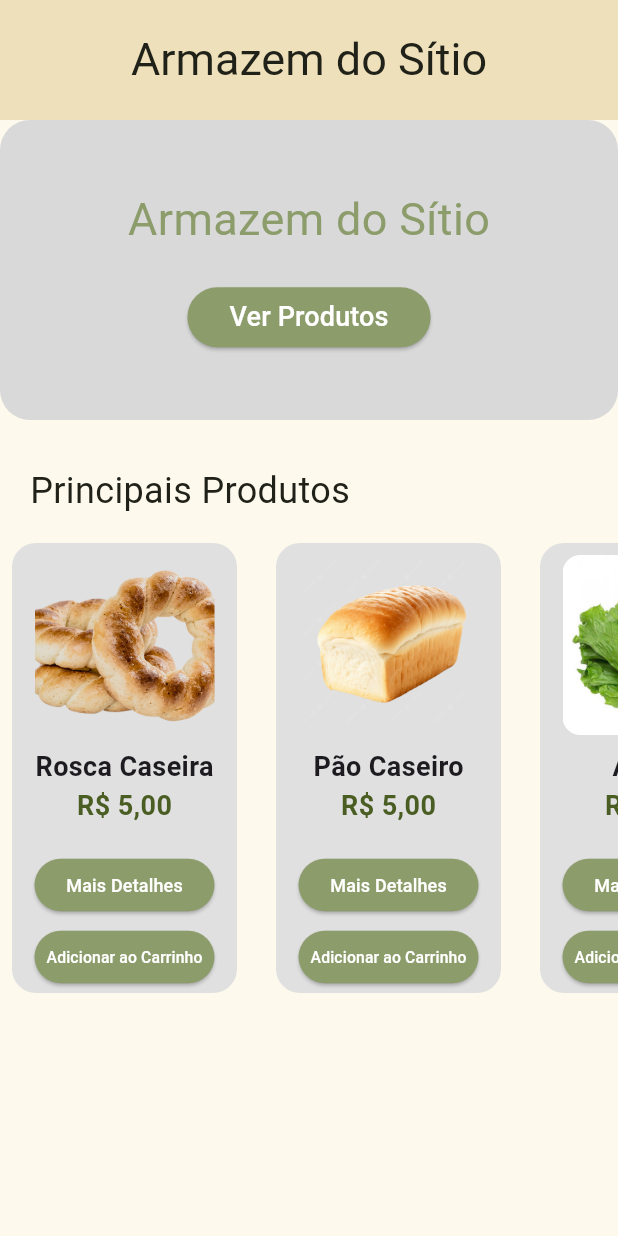
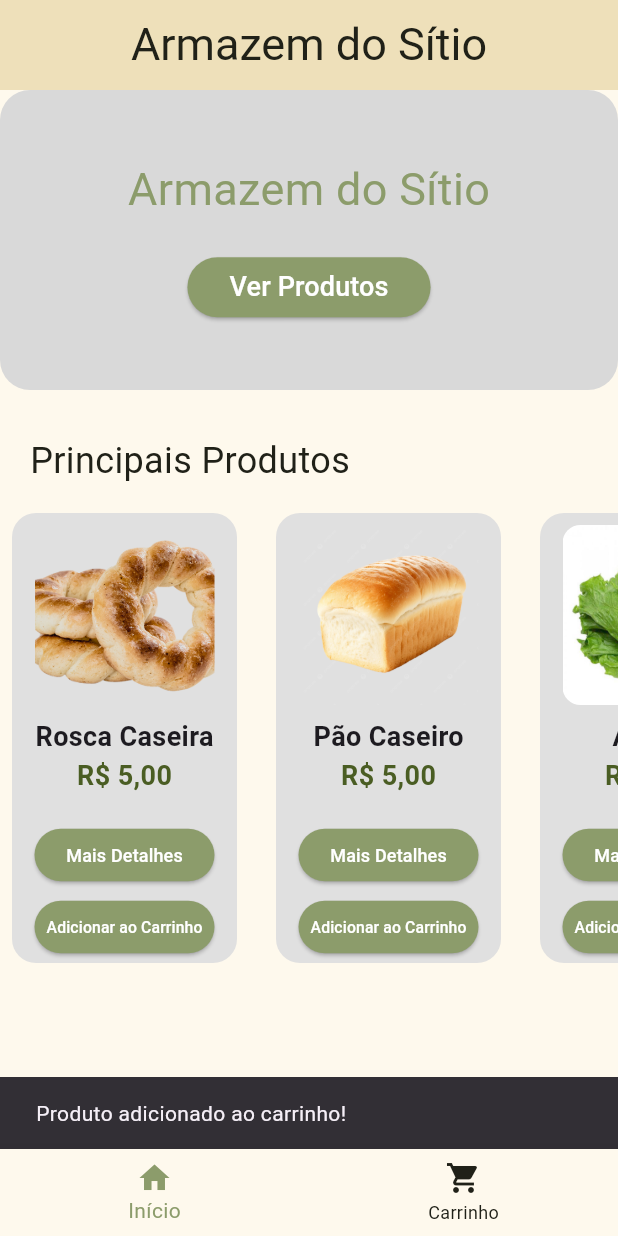
Before and after one commit to Julio-Cesar70/app_armazem, a Flutter app: the screen it shows after launch, after a tap on "Adicionar ao Carrinho", on a phone screen of 412 x 824 dp. Run offline on Flutter 3.47's test engine with Material 3 defaults, Android fonts, the phone set to English and light mode, and no system bars; Roboto replaces fonts that are missing (Arial).

Commit message:
criei a pasta cart_page

```diff
--- a/lib/main.dart
+++ b/lib/main.dart
@@ -1,8 +1,17 @@
 import 'package:flutter/material.dart';
-import 'pages/home_page/home.dart'; // importe sua nova página
+import 'package:provider/provider.dart';
+import 'providers/cart_provider.dart';
+import 'pages/home_page/home.dart';
 
 void main() {
-  runApp(const MyApp());
+  runApp(
+    MultiProvider(
+      providers: [
+        ChangeNotifierProvider(create: (_) => CartProvider()),
+      ],
+      child: const MyApp(),
+    ),
+  );
 }
 
 class MyApp extends StatelessWidget {
@@ -10,7 +19,7 @@ class MyApp extends StatelessWidget {
 
   @override
   Widget build(BuildContext context) {
-    return const MaterialApp(
+    return MaterialApp(
       debugShowCheckedModeBanner: false,
       home: HomePage(),
     );
--- /dev/null
+++ b/lib/models/product.dart
@@ -0,0 +1,11 @@
+class Product {
+  final String imagePath;
+  final String productName;
+  final String productPrice;
+
+  Product({
+    required this.imagePath,
+    required this.productName,
+    required this.productPrice,
+  });
+}
--- /dev/null
+++ b/lib/pages/cart_page/cart.dart
@@ -0,0 +1,31 @@
+import 'package:flutter/material.dart';
+import 'package:provider/provider.dart';
+import '../../providers/cart_provider.dart';
+
+class CartPage extends StatelessWidget {
+  const CartPage({super.key});
+
+  @override
+  Widget build(BuildContext context) {
+    final cartItems = context.watch<CartProvider>().products;
+
+    return Scaffold(
+      backgroundColor: Color(0xFFFEF9ED),
+      appBar: AppBar(
+        title: const Text('Carrinho de Compras'),
+        backgroundColor: const Color(0xFFFEF9ED),
+      ),
+      body: ListView.builder(
+        itemCount: cartItems.length,
+        itemBuilder: (context, index) {
+          final product = cartItems[index];
+          return ListTile(
+            leading: Image.asset(product.imagePath, width: 50),
+            title: Text(product.productName),
+            subtitle: Text(product.productPrice),
+          );
+        },
+      ),
+    );
+  }
+}
--- a/lib/pages/home_page/app_bar.dart
+++ b/lib/pages/home_page/app_bar.dart
@@ -4,7 +4,7 @@ AppBar buildCustomAppBar() {
   return AppBar(
     backgroundColor: const Color(0xFFEEE0BA),
     iconTheme: const IconThemeData(color: Color(0xFF202118)),
-    toolbarHeight: 80, // Aumenta a altura da AppBar
+    toolbarHeight: 60, // Aumenta a altura da AppBar
     elevation: 0,
     centerTitle: true,
     title: Text(
--- a/lib/pages/home_page/home.dart
+++ b/lib/pages/home_page/home.dart
@@ -1,46 +1,52 @@
-import 'package:app_armazem/pages/home_page/app_bar.dart';
-import 'package:app_armazem/pages/home_page/header_container.dart';
-import 'package:app_armazem/pages/home_page/product_item.dart';
 import 'package:flutter/material.dart';
+import 'package:provider/provider.dart';
+import '../../providers/cart_provider.dart';
+import '../../models/product.dart';
+import 'app_bar.dart';
+import 'header_container.dart';
+import 'product_item.dart';
+import '../cart_page/cart.dart';
 
-
-void main() {
-  runApp(const HomePage());
-}
-
-class HomePage extends StatelessWidget {
+class HomePage extends StatefulWidget {
   const HomePage({super.key});
 
   @override
+  _HomePageState createState() => _HomePageState();
+}
+
+class _HomePageState extends State<HomePage> {
+  int _paginaAtual = 0;
+
+  void _mudarPagina(int index) {
+    setState(() {
+      _paginaAtual = index;
+    });
+  }
+
+  @override
   Widget build(BuildContext context) {
-    return MaterialApp(
-      debugShowCheckedModeBanner: false,
-      home: Scaffold(
-        // appBar
+    return Scaffold(
       appBar: buildCustomAppBar(),
-        backgroundColor: Color(0xFFFEF9ED),
-        body: SingleChildScrollView(
+      backgroundColor: const Color(0xFFFEF9ED),
+      body: IndexedStack(
+        index: _paginaAtual,
+        children: [
+          // Página Inicial
+          SingleChildScrollView(
             child: Column(
               children: [
-              // Container que fica no topo do aplicativo
                 HeaderContainer(),
-
                 const SizedBox(height: 30),
-
-              // Container unicamente para o texto "Produtos"
                 Container(
-                width: double.infinity, // Ocupa toda largura
+                  width: double.infinity,
                   padding: const EdgeInsets.symmetric(horizontal: 20),
                   child: const Text(
                     'Principais Produtos',
                     style: TextStyle(fontSize: 24, color: Color(0xFF202118)),
-                  textAlign: TextAlign.start, // Alinha à esquerda
+                    textAlign: TextAlign.start,
                   ),
                 ),
-
                 const SizedBox(height: 10),
-
-              // Containers menores que se refere aos produtos
                 SingleChildScrollView(
                   scrollDirection: Axis.horizontal,
                   child: Row(
@@ -50,27 +56,59 @@ class HomePage extends StatelessWidget {
                         productName: 'Rosca Caseira',
                         productPrice: 'R\$ 5,00',
                         onPressed1: () => print('Mais Detalhes 1'),
-                      onPressed2: () => print('Pedir do WhatsApp 1'),
+                        onPressed2: () {
+                          final product = Product(
+                            imagePath: 'assets/images/imagem_RoscaCaseira.png',
+                            productName: 'Rosca Caseira',
+                            productPrice: 'R\$ 5,00',
+                          );
+                          Provider.of<CartProvider>(context, listen: false).addProduct(product);
+                          ScaffoldMessenger.of(context).showSnackBar(
+                            const SnackBar(
+                              content: Text('Produto adicionado ao carrinho!'),
                             ),
-
+                          );
+                        },
+                      ),
                       const SizedBox(width: 10),
-
                       ProductItem(
                         imagePath: 'assets/images/imagem_PaoCaseiro.png',
                         productName: 'Pão Caseiro',
                         productPrice: 'R\$ 5,00',
-                      onPressed1: () => print('Mais Detalhes 1'),
-                      onPressed2: () => print('Pedir do WhatsApp 1'),
+                        onPressed1: () => print('Mais Detalhes 2'),
+                        onPressed2: () {
+                          final product = Product(
+                            imagePath: 'assets/images/imagem_PaoCaseiro.png',
+                            productName: 'Pão Caseiro',
+                            productPrice: 'R\$ 5,00',
+                          );
+                          Provider.of<CartProvider>(context, listen: false).addProduct(product);
+                          ScaffoldMessenger.of(context).showSnackBar(
+                            const SnackBar(
+                              content: Text('Produto adicionado ao carrinho!'),
                             ),
-
-                    const SizedBox(width: 10,),
-
+                          );
+                        },
+                      ),
+                      const SizedBox(width: 10),
                       ProductItem(
                         imagePath: 'assets/images/imagem_Alface.jpg',
                         productName: 'Alface',
-                      productPrice: 'R\$ 5,00',
-                      onPressed1: () => print('Mais Detalhes 1'),
-                      onPressed2: () => print('Pedir do WhatsApp 1'),
+                        productPrice: 'R\$ 2,50',
+                        onPressed1: () => print('Mais Detalhes 3'),
+                        onPressed2: () {
+                          final product = Product(
+                            imagePath: 'assets/images/imagem_Alface.jpg',
+                            productName: 'Alface',
+                            productPrice: 'R\$ 2,50',
+                          );
+                          Provider.of<CartProvider>(context, listen: false).addProduct(product);
+                          ScaffoldMessenger.of(context).showSnackBar(
+                            const SnackBar(
+                              content: Text('Produto adicionado ao carrinho!'),
+                            ),
+                          );
+                        },
                       ),
                     ],
                   ),
@@ -78,6 +116,26 @@ class HomePage extends StatelessWidget {
               ],
             ),
           ),
+          // Página do Carrinho
+          const CartPage(),
+        ],
+      ),
+      bottomNavigationBar: BottomNavigationBar(
+        currentIndex: _paginaAtual,
+        onTap: _mudarPagina,
+        backgroundColor: const Color(0xFFFEF9ED),
+        selectedItemColor: const Color(0xFF8C9C6B),
+        unselectedItemColor: const Color(0xFF202118),
+        items: const [
+          BottomNavigationBarItem(
+            icon: Icon(Icons.home),
+            label: 'Início',
+          ),
+          BottomNavigationBarItem(
+            icon: Icon(Icons.shopping_cart),
+            label: 'Carrinho',
+          ),
+        ],
       ),
     );
   }
--- /dev/null
+++ b/lib/providers/cart_provider.dart
@@ -0,0 +1,20 @@
+import 'package:flutter/material.dart';
+import '../models/product.dart';
+
+class CartProvider with ChangeNotifier {
+  final List<Product> _products = [];
+
+  List<Product> get products => _products;
+
+  void addProduct(Product product) {
+    _products.add(product);
+    notifyListeners();
+  }
+
+  void removeProduct(Product product) {
+    _products.remove(product);
+    notifyListeners();
+  }
+
+  int get itemCount => _products.length;
+}
--- a/pubspec.yaml
+++ b/pubspec.yaml
@@ -30,6 +30,7 @@ environment:
 dependencies:
   flutter:
     sdk: flutter
+  provider: ^6.1.5
 
   # The following adds the Cupertino Icons font to your application.
   # Use with the CupertinoIcons class for iOS style icons.
```
Also changed, not shown: pubspec.lock. Lines whose indentation alone changed are shown as unchanged.
